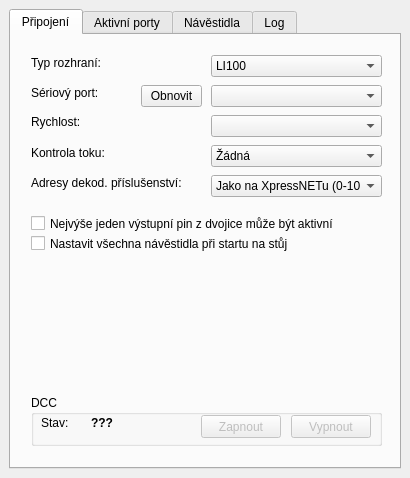
Old version of the form form/main-window.ui in the repository kmzbrnoI/rcs-lib-XpressNET-qt.
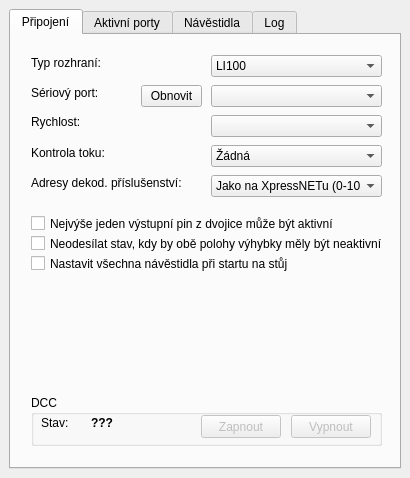
New version of the form.

Diff of the .ui file:
```diff
--- a/form/main-window.ui
+++ b/form/main-window.ui
@@ -321,7 +321,7 @@
         <property name="geometry">
          <rect>
           <x>20</x>
-          <y>200</y>
+          <y>220</y>
           <width>351</width>
           <height>17</height>
          </rect>
@@ -330,6 +330,19 @@
          <string>Nastavit všechna návěstidla při startu na stůj</string>
         </property>
        </widget>
+       <widget class="QCheckBox" name="chb_forbid_00_output">
+        <property name="geometry">
+         <rect>
+          <x>20</x>
+          <y>200</y>
+          <width>351</width>
+          <height>17</height>
+         </rect>
+        </property>
+        <property name="text">
+         <string>Neodesílat stav, kdy by obě polohy výhybky měly být neaktivní</string>
+        </property>
+       </widget>
       </widget>
       <widget class="QWidget" name="t_activeModules">
        <attribute name="title">
```
